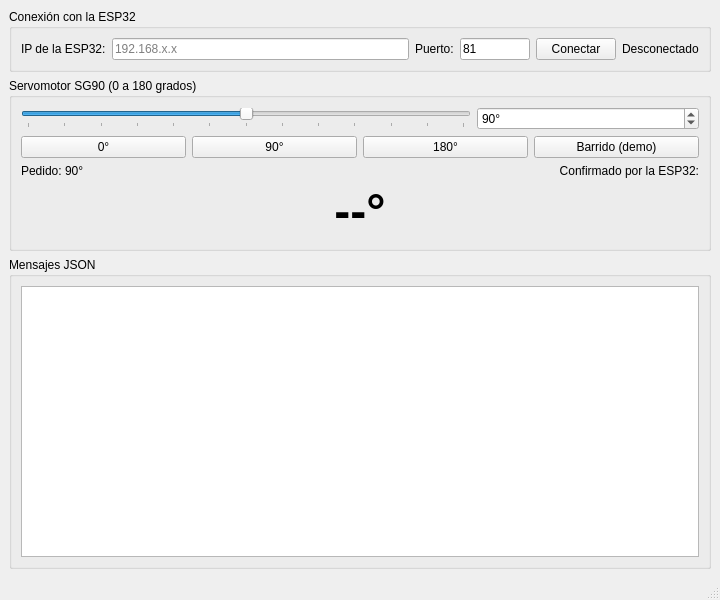
Before: the Qt Designer form 2026B/TC05-Servo-WebSocket/qt_tc05_servo/mainwindow.ui in esmarr58/qt-basic-examples, drawn with Qt 5.
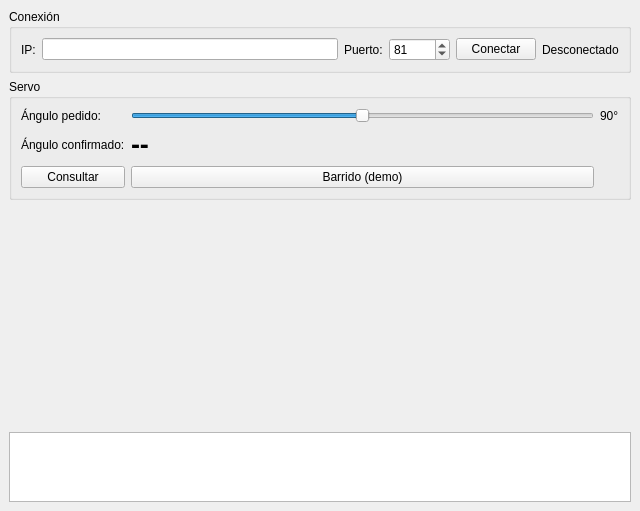
After: the same form once the commit is applied. Custom widgets are drawn as their Qt base class.

Commit message:
TC05: potenciómetro en GPIO 8 graficado con Qt Charts y simulador del firmware
- Firmware: lee el potenciómetro (ADC1, GPIO 8) y manda {"tipo":"pot","valor","voltaje"} cada 100 ms
- App Qt igual a la guía: slots con Go to slot, connect + lambda para socket y temporizador,
  límite de envío de 50 ms y gráfica QChartView (graficaPot) con ventana de 10 s
- simulador_esp32.py: responde como el firmware (incluye potenciómetro) para probar sin hardware
- README: conexión del potenciómetro, mensaje pot, módulo charts y simulador

The edit to the form file:
```diff
--- a/2026B/TC05-Servo-WebSocket/qt_tc05_servo/mainwindow.ui
+++ b/2026B/TC05-Servo-WebSocket/qt_tc05_servo/mainwindow.ui
@@ -3,12 +3,7 @@
  <class>MainWindow</class>
  <widget class="QMainWindow" name="MainWindow">
   <property name="geometry">
-   <rect>
-    <x>0</x>
-    <y>0</y>
-    <width>720</width>
-    <height>600</height>
-   </rect>
+   <rect><x>0</x><y>0</y><width>640</width><height>480</height></rect>
   </property>
   <property name="windowTitle">
    <string>TC05 - Servomotor SG90 por WebSocket (JSON)</string>
@@ -17,207 +12,59 @@
    <layout class="QVBoxLayout" name="layoutPrincipal">
     <item>
      <widget class="QGroupBox" name="grupoConexion">
-      <property name="title">
-       <string>Conexión con la ESP32</string>
-      </property>
-      <layout class="QHBoxLayout" name="layoutConexion">
-       <item>
-        <widget class="QLabel" name="etiquetaIp">
-         <property name="text">
-          <string>IP de la ESP32:</string>
-         </property>
-        </widget>
-       </item>
-       <item>
-        <widget class="QLineEdit" name="lineEditIp">
-         <property name="placeholderText">
-          <string>192.168.x.x</string>
-         </property>
-        </widget>
-       </item>
-       <item>
-        <widget class="QLabel" name="etiquetaPuerto">
-         <property name="text">
-          <string>Puerto:</string>
-         </property>
-        </widget>
-       </item>
-       <item>
-        <widget class="QLineEdit" name="lineEditPuerto">
-         <property name="maximumSize">
-          <size>
-           <width>70</width>
-           <height>16777215</height>
-          </size>
-         </property>
-         <property name="text">
-          <string>81</string>
-         </property>
-        </widget>
-       </item>
-       <item>
-        <widget class="QPushButton" name="botonConectar">
-         <property name="text">
-          <string>Conectar</string>
-         </property>
-        </widget>
-       </item>
-       <item>
-        <widget class="QLabel" name="etiquetaEstado">
-         <property name="text">
-          <string>Desconectado</string>
-         </property>
-        </widget>
-       </item>
+      <property name="title"><string>Conexión</string></property>
+      <layout class="QHBoxLayout" name="horizontalLayout">
+       <item><widget class="QLabel" name="label"><property name="text"><string>IP:</string></property></widget></item>
+       <item><widget class="QLineEdit" name="lineEditIp"></widget></item>
+       <item><widget class="QLabel" name="label_2"><property name="text"><string>Puerto:</string></property></widget></item>
+       <item><widget class="QSpinBox" name="spinPuerto">
+        <property name="maximum"><number>65535</number></property>
+        <property name="value"><number>81</number></property>
+       </widget></item>
+       <item><widget class="QPushButton" name="botonConectar"><property name="text"><string>Conectar</string></property></widget></item>
+       <item><widget class="QLabel" name="etiquetaEstado"><property name="text"><string>Desconectado</string></property></widget></item>
       </layout>
      </widget>
     </item>
     <item>
      <widget class="QGroupBox" name="grupoServo">
-      <property name="title">
-       <string>Servomotor SG90 (0 a 180 grados)</string>
-      </property>
-      <layout class="QGridLayout" name="layoutServo">
-       <item row="0" column="0" colspan="2">
-        <widget class="QSlider" name="deslizadorAngulo">
-         <property name="maximum">
-          <number>180</number>
-         </property>
-         <property name="value">
-          <number>90</number>
-         </property>
-         <property name="orientation">
-          <enum>Qt::Orientation::Horizontal</enum>
-         </property>
-         <property name="tickPosition">
-          <enum>QSlider::TickPosition::TicksBelow</enum>
-         </property>
-         <property name="tickInterval">
-          <number>15</number>
-         </property>
-        </widget>
-       </item>
-       <item row="0" column="2">
-        <widget class="QSpinBox" name="cajaAngulo">
-         <property name="suffix">
-          <string>°</string>
-         </property>
-         <property name="maximum">
-          <number>180</number>
-         </property>
-         <property name="value">
-          <number>90</number>
-         </property>
-        </widget>
-       </item>
-       <item row="1" column="0" colspan="3">
-        <layout class="QHBoxLayout" name="layoutPosiciones">
-         <item>
-          <widget class="QPushButton" name="boton0">
-           <property name="text">
-            <string>0°</string>
-           </property>
-          </widget>
-         </item>
-         <item>
-          <widget class="QPushButton" name="boton90">
-           <property name="text">
-            <string>90°</string>
-           </property>
-          </widget>
-         </item>
-         <item>
-          <widget class="QPushButton" name="boton180">
-           <property name="text">
-            <string>180°</string>
-           </property>
-          </widget>
-         </item>
-         <item>
-          <widget class="QPushButton" name="botonBarrido">
-           <property name="text">
-            <string>Barrido (demo)</string>
-           </property>
-          </widget>
-         </item>
-        </layout>
-       </item>
-       <item row="2" column="0">
-        <widget class="QLabel" name="etiquetaPedido">
-         <property name="text">
-          <string>Pedido: 90°</string>
-         </property>
-        </widget>
-       </item>
-       <item row="2" column="1" colspan="2">
-        <widget class="QLabel" name="etiquetaTituloConfirmado">
-         <property name="text">
-          <string>Confirmado por la ESP32:</string>
-         </property>
-         <property name="alignment">
-          <set>Qt::AlignmentFlag::AlignRight|Qt::AlignmentFlag::AlignVCenter</set>
-         </property>
-        </widget>
-       </item>
-       <item row="3" column="0" colspan="3">
-        <widget class="QLabel" name="etiquetaConfirmado">
-         <property name="font">
-          <font>
-           <pointsize>36</pointsize>
-           <bold>true</bold>
-          </font>
-         </property>
-         <property name="text">
-          <string>--°</string>
-         </property>
-         <property name="alignment">
-          <set>Qt::AlignmentFlag::AlignCenter</set>
-         </property>
-        </widget>
-       </item>
+      <property name="title"><string>Servo</string></property>
+      <layout class="QGridLayout" name="gridLayout">
+       <item row="0" column="0"><widget class="QLabel" name="label_3"><property name="text"><string>Ángulo pedido:</string></property></widget></item>
+       <item row="0" column="1"><widget class="QSlider" name="deslizadorAngulo">
+        <property name="maximum"><number>180</number></property>
+        <property name="value"><number>90</number></property>
+        <property name="orientation"><enum>Qt::Orientation::Horizontal</enum></property>
+       </widget></item>
+       <item row="0" column="2"><widget class="QLabel" name="etiquetaPedido"><property name="text"><string>90°</string></property></widget></item>
+       <item row="1" column="0"><widget class="QLabel" name="label_4"><property name="text"><string>Ángulo confirmado:</string></property></widget></item>
+       <item row="1" column="1"><widget class="QLabel" name="etiquetaConfirmado">
+        <property name="font"><font><pointsize>20</pointsize><bold>true</bold></font></property>
+        <property name="text"><string>--</string></property>
+       </widget></item>
+       <item row="2" column="0"><widget class="QPushButton" name="botonConsultar"><property name="text"><string>Consultar</string></property></widget></item>
+       <item row="2" column="1"><widget class="QPushButton" name="botonBarrido"><property name="text"><string>Barrido (demo)</string></property></widget></item>
       </layout>
      </widget>
     </item>
     <item>
-     <widget class="QGroupBox" name="grupoRegistro">
-      <property name="title">
-       <string>Mensajes JSON</string>
-      </property>
-      <layout class="QVBoxLayout" name="layoutRegistro">
-       <item>
-        <widget class="QPlainTextEdit" name="registro">
-         <property name="readOnly">
-          <bool>true</bool>
-         </property>
-         <property name="maximumBlockCount">
-          <number>500</number>
-         </property>
-        </widget>
-       </item>
-      </layout>
+     <widget class="QChartView" name="graficaPot">
+      <property name="minimumSize"><size><width>0</width><height>220</height></size></property>
      </widget>
     </item>
+    <item>
+     <widget class="QPlainTextEdit" name="registro"><property name="readOnly"><bool>true</bool></property></widget>
+    </item>
    </layout>
   </widget>
-  <widget class="QMenuBar" name="menubar">
-   <property name="geometry">
-    <rect>
-     <x>0</x>
-     <y>0</y>
-     <width>720</width>
-     <height>22</height>
-    </rect>
-   </property>
-  </widget>
-  <widget class="QStatusBar" name="statusbar"/>
  </widget>
- <tabstops>
-  <tabstop>lineEditIp</tabstop>
-  <tabstop>lineEditPuerto</tabstop>
-  <tabstop>botonConectar</tabstop>
-  <tabstop>deslizadorAngulo</tabstop>
-  <tabstop>cajaAngulo</tabstop>
- </tabstops>
+ <customwidgets>
+  <customwidget>
+   <class>QChartView</class>
+   <extends>QWidget</extends>
+   <header>QChartView</header>
+  </customwidget>
+ </customwidgets>
  <resources/>
  <connections/>
 </ui>
```
Left out of the diff: 4 changed lines with no effect on the pictures. The commit also changes 7 other files.
